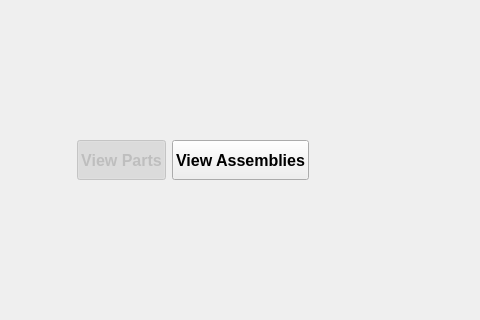
TheCodingJsoftware/Invigo, file ui/widgets/workspace_tab_widget.ui: the form before one commit; both pictures show x 364 to 844 and y 134 to 454 of the 1113 by 888 pixel window.
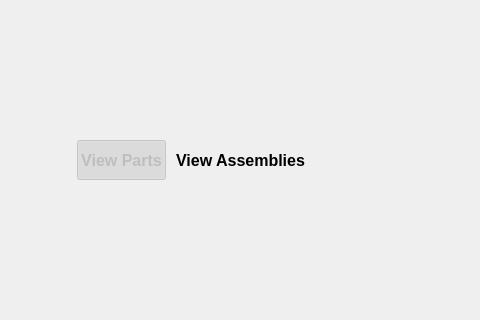
The form after the commit. Icons and pictures are not drawn.

Diff of the .ui file:
```diff
--- a/ui/widgets/workspace_tab_widget.ui
+++ b/ui/widgets/workspace_tab_widget.ui
@@ -92,6 +92,9 @@
        <property name="checkable">
         <bool>true</bool>
        </property>
+       <property name="flat">
+        <bool>true</bool>
+       </property>
       </widget>
      </item>
      <item>
```
Left out of the diff: 12 changed lines with no effect on the pictures.
